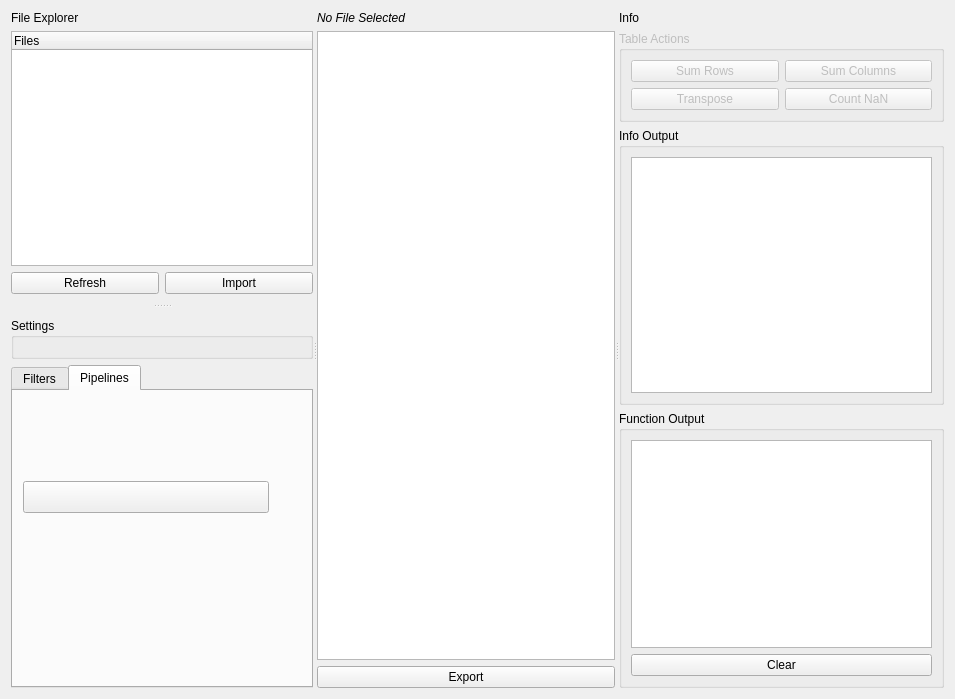
Old version of the form ui/FileViewerWidget.ui in the repository danielhsu021202/PythonCBAS.
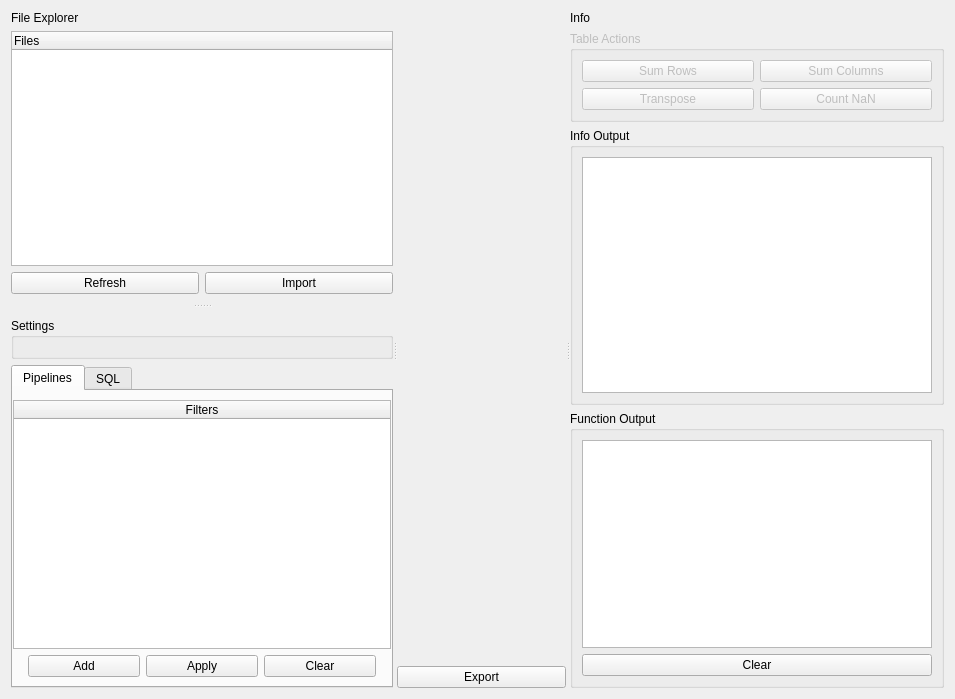
New version of the form. The open tabs and pages were chosen to show the change. Icons and pictures are not drawn.

Commit message: Can now open multiple files in tab view.

```diff
--- a/ui/FileViewerWidget.ui
+++ b/ui/FileViewerWidget.ui
@@ -133,9 +133,9 @@
           <property name="usesScrollButtons">
            <bool>false</bool>
           </property>
-          <widget class="QWidget" name="ViewFiltersTab">
+          <widget class="QWidget" name="PipelineTab">
            <attribute name="title">
-            <string>Filters</string>
+            <string>Pipelines</string>
            </attribute>
            <layout class="QVBoxLayout" name="verticalLayout_5">
             <property name="leftMargin">
@@ -199,13 +199,20 @@
                 </property>
                </widget>
               </item>
+              <item>
+               <widget class="QPushButton" name="clearPipelineButton">
+                <property name="text">
+                 <string>Clear</string>
+                </property>
+               </widget>
+              </item>
              </layout>
             </item>
            </layout>
           </widget>
-          <widget class="QWidget" name="PipelineTab">
+          <widget class="QWidget" name="SQLTab">
            <attribute name="title">
-            <string>Pipelines</string>
+            <string>SQL</string>
            </attribute>
            <widget class="QPushButton" name="addFilterButton_2">
             <property name="geometry">
@@ -238,26 +245,28 @@
      </widget>
      <widget class="QWidget" name="verticalLayoutWidget_4">
       <layout class="QVBoxLayout" name="dataLayout">
-       <item>
-        <widget class="QLabel" name="fileNameLabel">
-         <property name="font">
-          <font>
-           <italic>true</italic>
-          </font>
-         </property>
-         <property name="text">
-          <string>No File Selected</string>
-         </property>
-        </widget>
-       </item>
        <item>
         <layout class="QVBoxLayout" name="dataTableLayout">
          <property name="topMargin">
           <number>0</number>
          </property>
          <item>
-          <widget class="QTableWidget" name="dataTable">
-           <property name="alternatingRowColors">
+          <widget class="QTabWidget" name="fileTabs">
+           <property name="font">
+            <font>
+             <family>Academy Engraved LET</family>
+            </font>
+           </property>
+           <property name="currentIndex">
+            <number>-1</number>
+           </property>
+           <property name="documentMode">
+            <bool>true</bool>
+           </property>
+           <property name="tabsClosable">
+            <bool>true</bool>
+           </property>
+           <property name="movable">
             <bool>true</bool>
            </property>
           </widget>
```
The commit also changes 8 other files.
